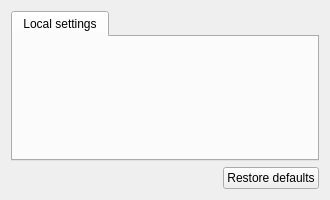
This is gns3/modules/builtin/ui/builtin_preferences_page.ui in GNS3/gns3-gui as Qt 5 draws it before an edit. The edited form follows.
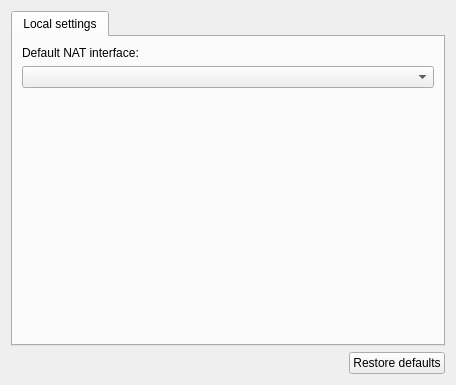
This is the edited form.

Commit message: Allow to select the default NAT interface in preferences for local server.

Patch:
```diff
--- a/gns3/modules/builtin/ui/builtin_preferences_page.ui
+++ b/gns3/modules/builtin/ui/builtin_preferences_page.ui
@@ -6,8 +6,8 @@
    <rect>
     <x>0</x>
     <y>0</y>
-    <width>330</width>
-    <height>200</height>
+    <width>456</width>
+    <height>385</height>
    </rect>
   </property>
   <property name="windowTitle">
@@ -26,8 +26,18 @@
       <attribute name="title">
        <string>Local settings</string>
       </attribute>
-      <layout class="QVBoxLayout" name="verticalLayout_2">
-       <item>
+      <layout class="QGridLayout" name="gridLayout">
+       <item row="0" column="0">
+        <widget class="QLabel" name="label">
+         <property name="text">
+          <string>Default NAT interface:</string>
+         </property>
+        </widget>
+       </item>
+       <item row="1" column="0">
+        <widget class="QComboBox" name="uiNATInterfaceComboBox"/>
+       </item>
+       <item row="2" column="0">
         <spacer name="verticalSpacer">
          <property name="orientation">
           <enum>Qt::Vertical</enum>
```
The commit also changes 6 other files.
